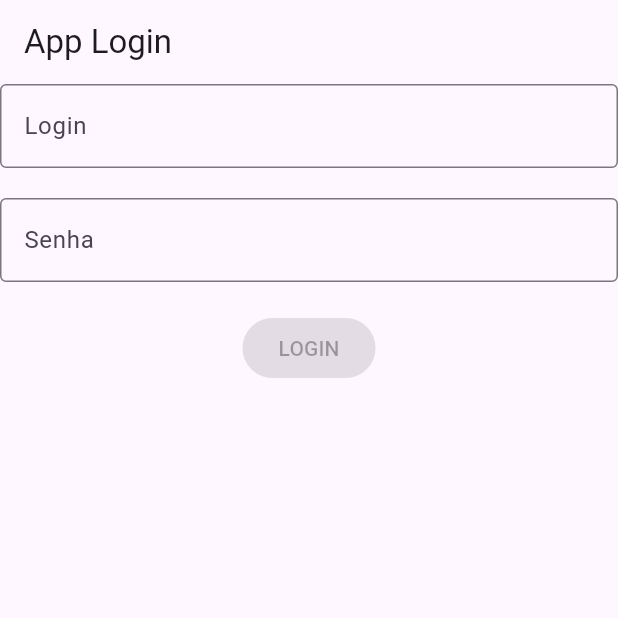
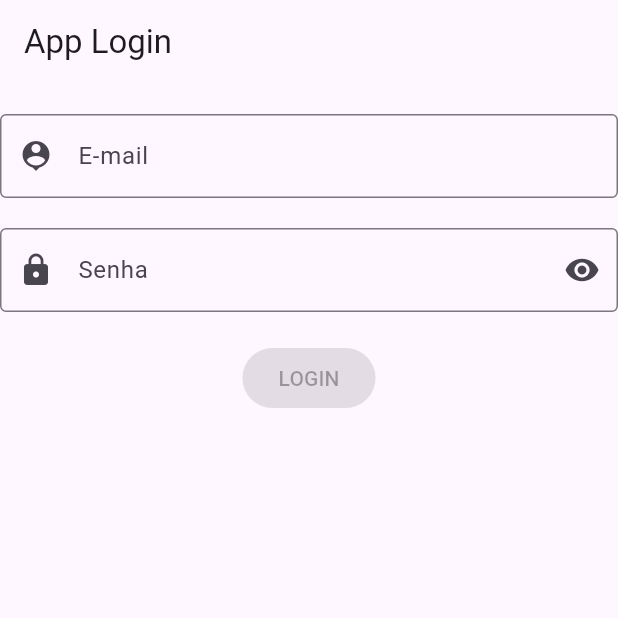
Before and after one commit to teixeiradlucas/mobx_apps_flutter, a Flutter app: the screen it shows after launch, on a phone screen of 412 x 824 dp, the top half of it. Run offline on Flutter 3.47's test engine with Material 2 defaults, Android fonts, the phone set to English and light mode, and no system bars; our stand-ins replace flutter_mobx, mobx; generated files the repository leaves out were written again.

Commit message:
alteração visual de login para email

```diff
--- a/lib/controller/login_controller.dart
+++ b/lib/controller/login_controller.dart
@@ -7,10 +7,10 @@ class LoginController = _LoginControllerBase with _$LoginController;
 
 abstract class _LoginControllerBase with Store {
   @observable
-  String login = '';
+  String email = '';
 
   @action
-  void getlogin(String value) => login = value;
+  void getEmail(String value) => email = value;
 
   @observable
   String password = '';
@@ -18,15 +18,21 @@ abstract class _LoginControllerBase with Store {
   @action
   void getPassword(String value) => password = value;
 
+  @observable
+  bool passwordinvisibility = true;
+
+  @action
+  void visibilityAction() => passwordinvisibility = !passwordinvisibility;
+
   @computed
   bool get passwordValid => password.length >= 8;
 
   @computed
-  bool get loginValid =>
-      login.contains('.') &&
+  bool get emailValid =>
+      email.contains('.') &&
       RegExp(r"^[a-zA-Z0-9.!#$%&'*+/=?^_`{|}~-]+@[a-zA-Z0-9](?:[a-zA-Z0-9-]{0,253}[a-zA-Z0-9])?(?:\.[a-zA-Z0-9](?:[a-zA-Z0-9-]{0,253}[a-zA-Z0-9])?)*$")
-          .hasMatch(login);
+          .hasMatch(email);
 
   @computed
-  bool get isValid => loginValid && passwordValid;
+  bool get isValid => emailValid && passwordValid;
 }
--- a/lib/screens/login_screen.dart
+++ b/lib/screens/login_screen.dart
@@ -17,18 +17,35 @@ class LoginScreen extends StatelessWidget {
       ),
       body: Column(
         children: [
+          const SizedBox(
+            height: 20,
+          ),
           TextFieldWidget(
-            labeltext: 'Login',
+            prefix: const Icon(Icons.person_pin),
+            labeltext: 'E-mail',
             obscure: false,
-            onchanged: logincontroller.getlogin,
+            onchanged: logincontroller.getEmail,
           ),
           const SizedBox(
             height: 20,
           ),
-          TextFieldWidget(
-            labeltext: 'Senha',
-            obscure: true,
-            onchanged: logincontroller.getPassword,
+          Observer(
+            builder: (_) {
+              return TextFieldWidget(
+                prefix: const Icon(Icons.lock),
+                suffix: IconButton(
+                  onPressed: logincontroller.visibilityAction,
+                  icon: Icon(
+                    logincontroller.passwordinvisibility
+                        ? Icons.visibility
+                        : Icons.visibility_off,
+                  ),
+                ),
+                labeltext: 'Senha',
+                obscure: logincontroller.passwordinvisibility,
+                onchanged: logincontroller.getPassword,
+              );
+            },
           ),
           const SizedBox(
             height: 20,
--- a/lib/widgets/textfield_widget.dart
+++ b/lib/widgets/textfield_widget.dart
@@ -6,10 +6,14 @@ class TextFieldWidget extends StatelessWidget {
     required this.obscure,
     required this.onchanged,
     super.key,
+    this.prefix,
+    this.suffix,
   });
 
   final bool obscure;
   final String labeltext;
+  final Widget? suffix;
+  final Widget? prefix;
   final void Function(String)? onchanged;
 
   @override
@@ -20,6 +24,8 @@ class TextFieldWidget extends StatelessWidget {
       decoration: InputDecoration(
         border: const OutlineInputBorder(),
         labelText: labeltext,
+        prefixIcon: prefix,
+        suffixIcon: suffix,
       ),
     );
   }
```
Also changed, not shown: lib/controller/title_controller.dart (added, +36 -0 lines), lib/screens/list_screen.dart (added, +78 -0 lines), lib/screens/todo_list.dart (added, +33 -0 lines), lib/widget/widget_textfield.dart (added, +31 -0 lines), lib/controller/list_controller.g.dart (added), lib/controller/login_controller.g.dart, lib/controller/title_controller.g.dart (added).
